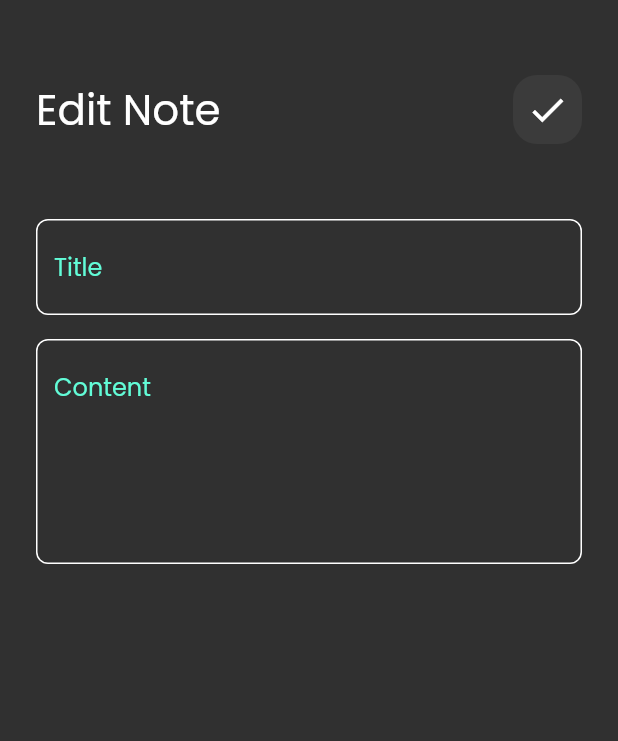
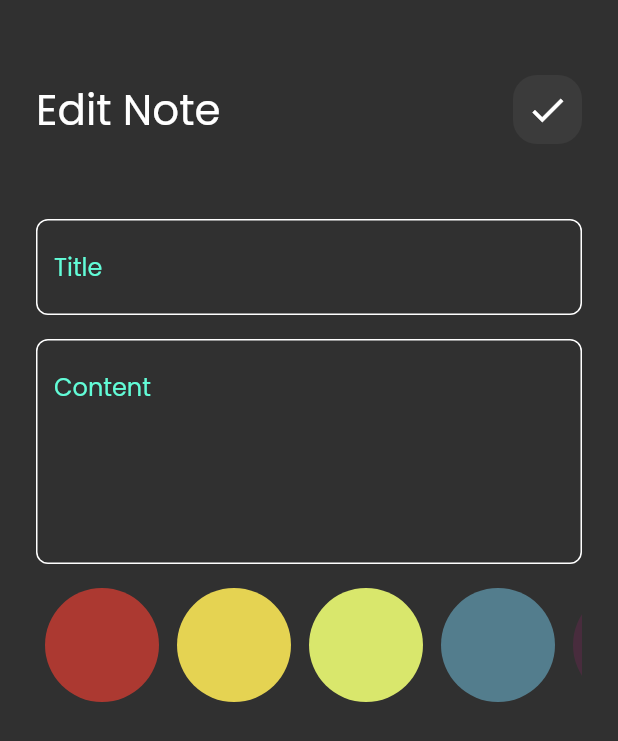
Before and after one commit to Mo7med-Ga3fer/notes_app, a Flutter app: the EditNoteViewBody screen opened directly with empty values, on a phone screen of 412 x 824 dp. Shown: the top 741 px of the screen. Run offline on Flutter 3.47's test engine with Material 2 defaults, Android fonts, the phone set to English and light mode, and no system bars; our stand-ins replace bloc, flutter_bloc, hive, hive_flutter; accounts and stored records are empty.

Commit message:
edit color for note

```diff
--- /dev/null
+++ b/lib/widgets/edit_color_list_view.dart
@@ -0,0 +1,50 @@
+import 'package:flutter/material.dart';
+
+import '../../constants.dart';
+import '../../models/note_model.dart';
+import 'colors_list_view.dart';
+
+class EditNoteColorsList extends StatefulWidget {
+  const EditNoteColorsList({super.key, required this.note});
+
+  final NoteModel note;
+  @override
+  State<EditNoteColorsList> createState() => _EditNoteColorsListState();
+}
+
+class _EditNoteColorsListState extends State<EditNoteColorsList> {
+  late int currentIndex;
+
+  @override
+  void initState() {
+    currentIndex = kColors.indexOf(Color(widget.note.color));
+    super.initState();
+  }
+
+  @override
+  Widget build(BuildContext context) {
+    return SizedBox(
+      height: 38 * 2,
+      child: ListView.builder(
+        itemCount: kColors.length,
+        scrollDirection: Axis.horizontal,
+        itemBuilder: (context, index) {
+          return Padding(
+            padding: const EdgeInsets.symmetric(horizontal: 6),
+            child: GestureDetector(
+              onTap: () {
+                currentIndex = index;
+                widget.note.color = kColors[index].value;
+                setState(() {});
+              },
+              child: ColorItem(
+                color: kColors[index],
+                isActive: currentIndex == index,
+              ),
+            ),
+          );
+        },
+      ),
+    );
+  }
+}
--- a/lib/widgets/edit_note_view_body.dart
+++ b/lib/widgets/edit_note_view_body.dart
@@ -5,6 +5,7 @@ import 'package:notes_app/widgets/custom_app_bar.dart';
 import 'package:notes_app/widgets/custom_text_field.dart';
 
 import '../models/note_model.dart';
+import 'edit_color_list_view.dart';
 
 class EditNoteViewBody extends StatefulWidget {
   const EditNoteViewBody({super.key, required this.note});
@@ -58,7 +59,13 @@ class _EditNoteViewBodyState extends State<EditNoteViewBody> {
             onChanged: (value){
               subtitle = value;
             },
-          )
+          ),
+          const SizedBox(
+            height: 16,
+          ),
+          EditNoteColorsList(
+            note: widget.note,
+          ),
           ],
         ),
       ),
```
